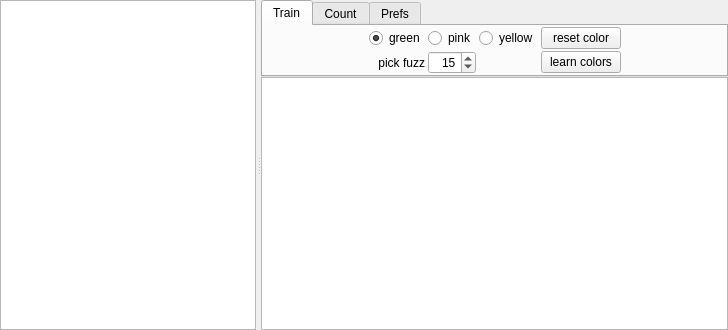
Above: VoteCounter/VoteCounter.ui from v2lab/vote-counter before the change. Below: the same form after it.
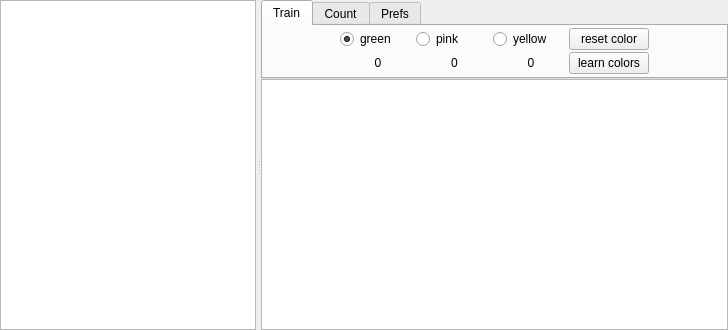
That is the form after the change.

Commit message: display training contours counts

Patch:
```diff
--- a/VoteCounter/VoteCounter.ui
+++ b/VoteCounter/VoteCounter.ui
@@ -67,6 +67,9 @@
            <verstretch>0</verstretch>
           </sizepolicy>
          </property>
+         <property name="tabShape">
+          <enum>QTabWidget::Rounded</enum>
+         </property>
          <property name="currentIndex">
           <number>0</number>
          </property>
@@ -75,66 +78,20 @@
            <string>Train</string>
           </attribute>
           <layout class="QGridLayout" name="gridLayout_2">
-           <property name="horizontalSpacing">
-            <number>3</number>
-           </property>
-           <property name="verticalSpacing">
-            <number>1</number>
-           </property>
            <property name="margin">
             <number>0</number>
            </property>
-           <item row="1" column="1">
-            <widget class="QRadioButton" name="greenTrainMode">
-             <property name="styleSheet">
-              <string notr="true">background: &quot;#AAFFAA&quot;;</string>
-             </property>
-             <property name="text">
-              <string>green</string>
-             </property>
-             <property name="checked">
-              <bool>true</bool>
-             </property>
-             <attribute name="buttonGroup">
-              <string>trainModeGroup</string>
-             </attribute>
-            </widget>
-           </item>
-           <item row="1" column="0">
-            <spacer name="horizontalSpacer_3">
-             <property name="orientation">
-              <enum>Qt::Horizontal</enum>
-             </property>
-             <property name="sizeHint" stdset="0">
-              <size>
-               <width>40</width>
-               <height>20</height>
-              </size>
-             </property>
-            </spacer>
-           </item>
-           <item row="1" column="6">
-            <spacer name="horizontalSpacer_4">
-             <property name="orientation">
-              <enum>Qt::Horizontal</enum>
-             </property>
-             <property name="sizeHint" stdset="0">
-              <size>
-               <width>40</width>
-               <height>20</height>
-              </size>
-             </property>
-            </spacer>
-           </item>
-           <item row="2" column="5">
-            <widget class="QPushButton" name="learn">
-             <property name="text">
-              <string>learn colors</string>
-             </property>
-            </widget>
-           </item>
-           <item row="1" column="5">
+           <property name="spacing">
+            <number>0</number>
+           </property>
+           <item row="0" column="8">
             <widget class="QPushButton" name="resetLayer">
+             <property name="sizePolicy">
+              <sizepolicy hsizetype="Preferred" vsizetype="Fixed">
+               <horstretch>0</horstretch>
+               <verstretch>0</verstretch>
+              </sizepolicy>
+             </property>
              <property name="toolTip">
               <string>clear all train examples of the current color</string>
              </property>
@@ -143,62 +100,180 @@
              </property>
             </widget>
            </item>
-           <item row="2" column="1">
-            <widget class="QLabel" name="label_3">
-             <property name="text">
-              <string>pick fuzz</string>
+           <item row="0" column="0">
+            <spacer name="horizontalSpacer_3">
+             <property name="orientation">
+              <enum>Qt::Horizontal</enum>
              </property>
-             <property name="alignment">
-              <set>Qt::AlignRight|Qt::AlignTrailing|Qt::AlignVCenter</set>
+             <property name="sizeHint" stdset="0">
+              <size>
+               <width>40</width>
+               <height>20</height>
+              </size>
              </property>
-            </widget>
+            </spacer>
            </item>
-           <item row="2" column="3">
-            <widget class="QSpinBox" name="pickFuzz">
-             <property name="alignment">
-              <set>Qt::AlignRight|Qt::AlignTrailing|Qt::AlignVCenter</set>
+           <item row="0" column="9">
+            <spacer name="horizontalSpacer_4">
+             <property name="orientation">
+              <enum>Qt::Horizontal</enum>
              </property>
-             <property name="suffix">
-              <string/>
+             <property name="sizeHint" stdset="0">
+              <size>
+               <width>40</width>
+               <height>20</height>
+              </size>
              </property>
-             <property name="minimum">
-              <number>1</number>
-             </property>
-             <property name="maximum">
-              <number>255</number>
-             </property>
-             <property name="singleStep">
-              <number>1</number>
-             </property>
-             <property name="value">
-              <number>15</number>
-             </property>
-            </widget>
+            </spacer>
            </item>
-           <item row="1" column="4">
-            <widget class="QRadioButton" name="yellowTrainMode">
-             <property name="styleSheet">
-              <string notr="true">background: &quot;#FFFFAA&quot;;</string>
+           <item row="0" column="2">
+            <widget class="QRadioButton" name="greenTrainMode">
+             <property name="sizePolicy">
+              <sizepolicy hsizetype="Preferred" vsizetype="Fixed">
+               <horstretch>0</horstretch>
+               <verstretch>0</verstretch>
+              </sizepolicy>
              </property>
              <property name="text">
-              <string>yellow</string>
+              <string>green</string>
+             </property>
+             <property name="checked">
+              <bool>true</bool>
              </property>
              <attribute name="buttonGroup">
               <string>trainModeGroup</string>
              </attribute>
             </widget>
            </item>
-           <item row="1" column="3">
+           <item row="0" column="4">
             <widget class="QRadioButton" name="pinkTrainMode">
+             <property name="sizePolicy">
+              <sizepolicy hsizetype="Preferred" vsizetype="Fixed">
+               <horstretch>0</horstretch>
+               <verstretch>0</verstretch>
+              </sizepolicy>
+             </property>
+             <property name="text">
+              <string>pink</string>
+             </property>
+             <attribute name="buttonGroup">
+              <string>trainModeGroup</string>
+             </attribute>
+            </widget>
+           </item>
+           <item row="0" column="6">
+            <widget class="QRadioButton" name="yellowTrainMode">
+             <property name="sizePolicy">
+              <sizepolicy hsizetype="Preferred" vsizetype="Fixed">
+               <horstretch>0</horstretch>
+               <verstretch>0</verstretch>
+              </sizepolicy>
+             </property>
+             <property name="text">
+              <string>yellow</string>
+             </property>
+             <attribute name="buttonGroup">
+              <string>trainModeGroup</string>
+             </attribute>
+            </widget>
+           </item>
+           <item row="3" column="8">
+            <widget class="QPushButton" name="learn">
+             <property name="sizePolicy">
+              <sizepolicy hsizetype="Preferred" vsizetype="Fixed">
+               <horstretch>0</horstretch>
+               <verstretch>0</verstretch>
+              </sizepolicy>
+             </property>
+             <property name="text">
+              <string>learn colors</string>
+             </property>
+            </widget>
+           </item>
+           <item row="3" column="2">
+            <widget class="QLabel" name="greenTrainCount">
+             <property name="sizePolicy">
+              <sizepolicy hsizetype="MinimumExpanding" vsizetype="Preferred">
+               <horstretch>0</horstretch>
+               <verstretch>0</verstretch>
+              </sizepolicy>
+             </property>
+             <property name="toolTip">
+              <string>green</string>
+             </property>
+             <property name="styleSheet">
+              <string notr="true">QLabel {
+background: &quot;#AAFFAA&quot;;
+}</string>
+             </property>
+             <property name="lineWidth">
+              <number>0</number>
+             </property>
+             <property name="text">
+              <string>0</string>
+             </property>
+             <property name="alignment">
+              <set>Qt::AlignCenter</set>
+             </property>
+             <property name="indent">
+              <number>0</number>
+             </property>
+            </widget>
+           </item>
+           <item row="3" column="4">
+            <widget class="QLabel" name="pinkTrainCount">
+             <property name="sizePolicy">
+              <sizepolicy hsizetype="MinimumExpanding" vsizetype="Preferred">
+               <horstretch>0</horstretch>
+               <verstretch>0</verstretch>
+              </sizepolicy>
+             </property>
+             <property name="toolTip">
+              <string>pink</string>
+             </property>
              <property name="styleSheet">
               <string notr="true">background: &quot;#FF90E0&quot;;</string>
              </property>
+             <property name="lineWidth">
+              <number>0</number>
+             </property>
              <property name="text">
-              <string>pink</string>
+              <string>0</string>
              </property>
-             <attribute name="buttonGroup">
-              <string>trainModeGroup</string>
-             </attribute>
+             <property name="alignment">
+              <set>Qt::AlignCenter</set>
+             </property>
+             <property name="indent">
+              <number>0</number>
+             </property>
+            </widget>
+           </item>
+           <item row="3" column="6">
+            <widget class="QLabel" name="yellowTrainCount">
+             <property name="sizePolicy">
+              <sizepolicy hsizetype="MinimumExpanding" vsizetype="Preferred">
+               <horstretch>0</horstretch>
+               <verstretch>0</verstretch>
+              </sizepolicy>
+             </property>
+             <property name="toolTip">
+              <string>yellow</string>
+             </property>
+             <property name="styleSheet">
+              <string notr="true">background: &quot;#FFFFAA&quot;;</string>
+             </property>
+             <property name="lineWidth">
+              <number>0</number>
+             </property>
+             <property name="text">
+              <string>0</string>
+             </property>
+             <property name="alignment">
+              <set>Qt::AlignCenter</set>
+             </property>
+             <property name="indent">
+              <number>0</number>
+             </property>
             </widget>
            </item>
           </layout>
@@ -437,37 +512,7 @@
            <property name="spacing">
             <number>2</number>
            </property>
-           <item row="0" column="1">
-            <widget class="QLabel" name="label">
-             <property name="text">
-              <string>snapshots directory</string>
-             </property>
-             <property name="alignment">
-              <set>Qt::AlignRight|Qt::AlignTrailing|Qt::AlignVCenter</set>
-             </property>
-            </widget>
-           </item>
-           <item row="0" column="2">
-            <widget class="QPushButton" name="snapDirPicker">
-             <property name="text">
-              <string>CONFIGURE</string>
-             </property>
-            </widget>
-           </item>
-           <item row="0" column="3">
-            <spacer name="horizontalSpacer">
-             <property name="orientation">
-              <enum>Qt::Horizontal</enum>
-             </property>
-             <property name="sizeHint" stdset="0">
-              <size>
-               <width>40</width>
-               <height>20</height>
-              </size>
-             </property>
-            </spacer>
-           </item>
-           <item row="0" column="0">
+           <item row="1" column="0" rowspan="2">
             <spacer name="horizontalSpacer_2">
              <property name="orientation">
               <enum>Qt::Horizontal</enum>
@@ -480,7 +525,7 @@
              </property>
             </spacer>
            </item>
-           <item row="1" column="1">
+           <item row="3" column="1">
             <widget class="QLabel" name="label_2">
              <property name="text">
               <string extracomment="limit width / height of the working image to this number of pixels">working size limit</string>
@@ -490,7 +535,39 @@
              </property>
             </widget>
            </item>
-           <item row="1" column="2">
+           <item row="3" column="3">
+            <widget class="QLabel" name="label_3">
+             <property name="text">
+              <string>pick fuzz</string>
+             </property>
+             <property name="alignment">
+              <set>Qt::AlignRight|Qt::AlignTrailing|Qt::AlignVCenter</set>
+             </property>
+            </widget>
+           </item>
+           <item row="3" column="4">
+            <widget class="QSpinBox" name="pickFuzz">
+             <property name="alignment">
+              <set>Qt::AlignRight|Qt::AlignTrailing|Qt::AlignVCenter</set>
+             </property>
+             <property name="suffix">
+              <string/>
+             </property>
+             <property name="minimum">
+              <number>1</number>
+             </property>
+             <property name="maximum">
+              <number>255</number>
+             </property>
+             <property name="singleStep">
+              <number>1</number>
+             </property>
+             <property name="value">
+              <number>15</number>
+             </property>
+            </widget>
+           </item>
+           <item row="3" column="2">
             <widget class="QSpinBox" name="sizeLimit">
              <property name="minimum">
               <number>120</number>
@@ -506,6 +583,29 @@
              </property>
             </widget>
            </item>
+           <item row="1" column="1" colspan="4">
+            <widget class="QPushButton" name="snapDirPicker">
+             <property name="toolTip">
+              <string>Snapshots directory</string>
+             </property>
+             <property name="text">
+              <string>CONFIGURE</string>
+             </property>
+            </widget>
+           </item>
+           <item row="3" column="5">
+            <spacer name="horizontalSpacer">
+             <property name="orientation">
+              <enum>Qt::Horizontal</enum>
+             </property>
+             <property name="sizeHint" stdset="0">
+              <size>
+               <width>40</width>
+               <height>20</height>
+              </size>
+             </property>
+            </spacer>
+           </item>
           </layout>
          </widget>
         </widget>
```
The commit also changes 1 other file.
